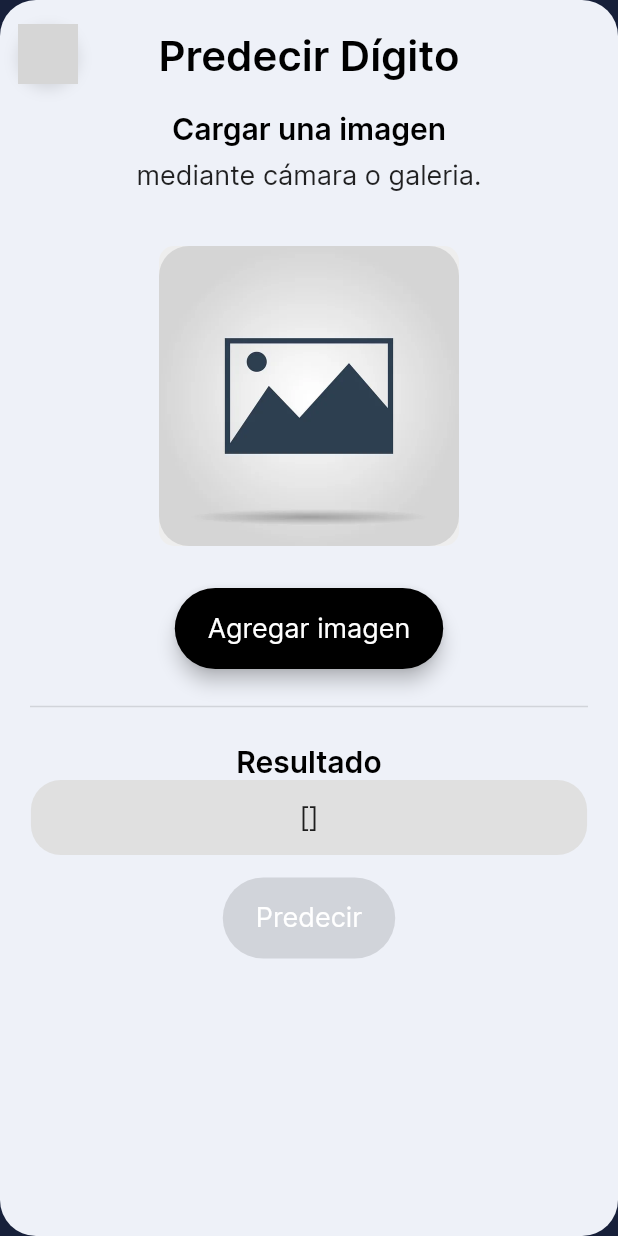
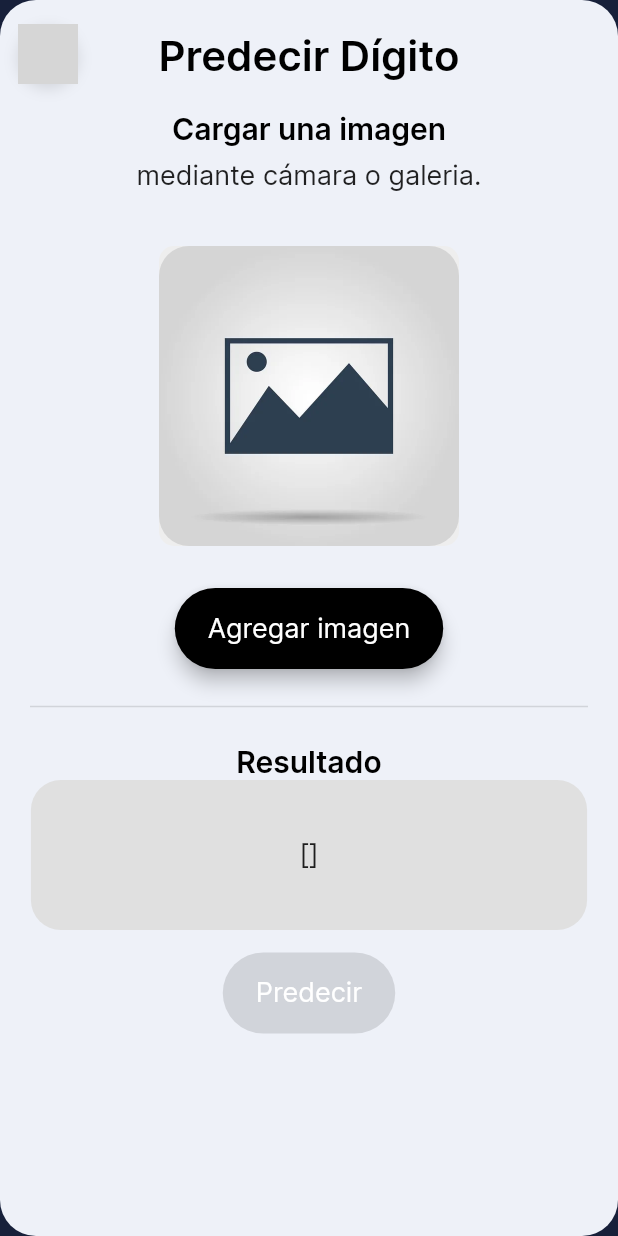
Before and after one commit to AgustinMontenegro95/digiscan, a Flutter app: the screen it shows after launch, after a tap on "Comenzar ahora", on a phone screen of 412 x 824 dp. Run offline on Flutter 3.47's test engine with Material 2 defaults, Android fonts, the phone set to English and light mode, and no system bars; drawn by our look-alikes of rive; our stand-ins replace animate_do, image_cropper, image_picker, permission_handler; missing offline and left inert: flutter_tflite; grey boxes are pictures that could not be loaded.

```diff
--- a/lib/screens/digit_predictor/digit_predictor_screen.dart
+++ b/lib/screens/digit_predictor/digit_predictor_screen.dart
@@ -319,7 +319,7 @@ class _DigitPredictorScreenState extends State<DigitPredictorScreen> {
                     ),
                     Container(
                       width: MediaQuery.of(context).size.width * 0.9,
-                      height: 50,
+                      height: 100,
                       padding: const EdgeInsets.all(5),
                       decoration: BoxDecoration(
                           color: Colors.grey.shade300,
--- a/lib/screens/entryPoint/components/side_bar.dart
+++ b/lib/screens/entryPoint/components/side_bar.dart
@@ -2,6 +2,7 @@ import 'package:digit_predictor/screens/entryPoint/entry_point.dart';
 import 'package:digit_predictor/screens/home/home_screen.dart';
 import 'package:digit_predictor/screens/montenegro_agustin/montenegro_agustin_screen.dart';
 import 'package:flutter/material.dart';
+import 'package:url_launcher/url_launcher_string.dart';
 
 import '../../../model/menu_model.dart';
 import '../../../utils/rive_utils.dart';
@@ -115,6 +116,15 @@ class _SideBarState extends State<SideBar> {
                         },
                       ))
                   .toList(),
+              Center(
+                  child: Container(
+                padding: const EdgeInsets.only(top: 50),
+                child: GestureDetector(
+                  onTap: () => launchUrlString("https://soludevs.web.app"),
+                  child: Image.asset("assets/images/soludev_logo_mono.png",
+                      width: 75),
+                ),
+              )),
             ],
           ),
         ),
--- a/pubspec.yaml
+++ b/pubspec.yaml
@@ -15,6 +15,9 @@ dependencies:
   cupertino_icons: ^1.0.2
   rive: ^0.9.1
   flutter_svg: ^1.1.6
+
+  #Animate
+  animate_do: ^3.0.2
 
   #Url open
   url_launcher: ^6.1.9
```
Also changed, not shown: lib/screens/entryPoint/components/btm_nav_item.dart (deleted, +0 -44 lines), lib/screens/montenegro_agustin/components/body_montenegro_agustin.dart (+8 -4 lines), assets/images/SoluDev-transp.png (added), assets/images/soludev_logo_mono.png (added), pubspec.lock.
